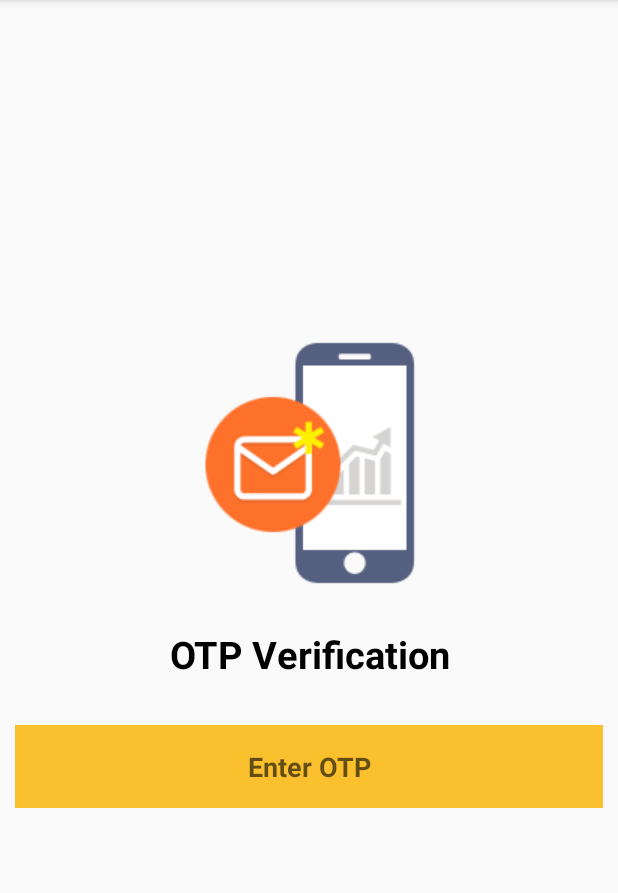
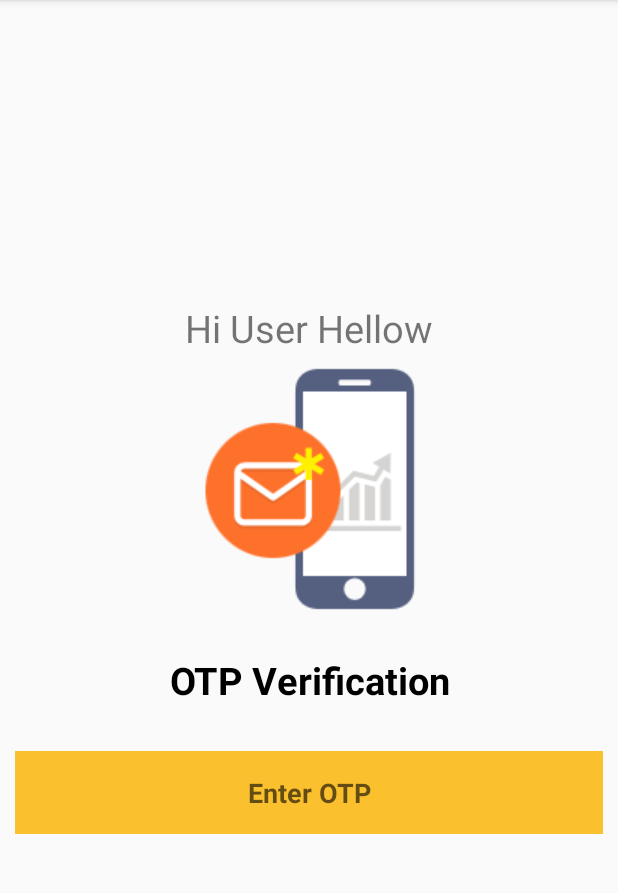
Before and after one commit to akshayvs16/Otp-Receiver, an Android app: the screen it shows after launch (MainActivity), on a phone screen of 412 x 824 dp, the part 84-977 px from its top. Run offline under Robolectric (Android 15) with nearby library versions, the phone set to English and light mode, and no system bars.

Commit message:
Update activity_main.xml

```diff
--- a/app/src/main/res/layout/activity_main.xml
+++ b/app/src/main/res/layout/activity_main.xml
@@ -8,11 +8,18 @@
     android:gravity="center"
     android:layout_height="match_parent"
     tools:context=".MainActivity">
+    <TextView
+        android:layout_width="match_parent"
+        android:layout_height="wrap_content"
+        android:text="Hi User Hellow"
+        android:layout_gravity="center"
+        android:gravity="center"
+        android:textSize="25dp"/>
 
     <ImageView
-        android:src="@drawable/mobile_sms"
         android:layout_width="match_parent"
-        android:layout_height="wrap_content"/>
+        android:layout_height="wrap_content"
+        android:src="@drawable/mobile_sms" />
 
     <TextView
         android:textSize="25sp"
@@ -28,16 +35,15 @@
 
     <EditText
         android:id="@+id/editText_otp"
+        android:layout_width="match_parent"
+        android:layout_height="wrap_content"
         android:layout_margin="10dp"
+        android:background="#FBC02D"
         android:gravity="center"
+        android:hint="Enter OTP"
         android:padding="15dp"
-        android:textStyle="bold"
         android:textColor="#000"
-        android:background="#FBC02D"
-        android:hint="Enter OTP"
-        android:layout_width="match_parent"
-        android:layout_height="wrap_content"/>
-
+        android:textStyle="bold" />
 
 
 </LinearLayout>
```
